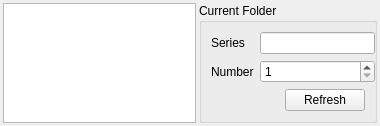
First picture: the form in src/trunk/ui/ui_WorkBench.ui, repository rexMingla/my-renamer, before the edit.
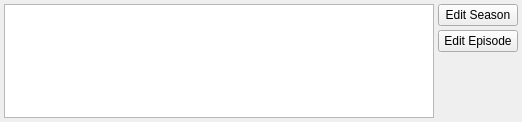
Second picture: the form after the edit.

Commit message: - Ability to change the season name and number of folders

Patch:
```diff
--- a/src/trunk/ui/ui_WorkBench.ui
+++ b/src/trunk/ui/ui_WorkBench.ui
@@ -6,96 +6,43 @@
    <rect>
     <x>0</x>
     <y>0</y>
-    <width>380</width>
+    <width>522</width>
     <height>122</height>
    </rect>
   </property>
   <property name="windowTitle">
    <string>Form</string>
   </property>
-  <layout class="QHBoxLayout" name="horizontalLayout_2">
+  <layout class="QHBoxLayout" name="horizontalLayout">
    <property name="spacing">
-    <number>3</number>
+    <number>4</number>
    </property>
    <property name="margin">
-    <number>3</number>
+    <number>4</number>
    </property>
    <item>
     <widget class="QTreeView" name="view_"/>
    </item>
    <item>
-    <widget class="QGroupBox" name="groupBox">
-     <property name="minimumSize">
-      <size>
-       <width>178</width>
-       <height>0</height>
-      </size>
+    <layout class="QVBoxLayout" name="verticalLayout">
+     <property name="spacing">
+      <number>4</number>
      </property>
-     <property name="maximumSize">
-      <size>
-       <width>178</width>
-       <height>16777215</height>
-      </size>
-     </property>
-     <property name="title">
-      <string>Current Folder</string>
-     </property>
-     <layout class="QGridLayout" name="gridLayout">
-      <item row="0" column="0">
-       <widget class="QLabel" name="label">
+     <item>
+      <widget class="QPushButton" name="editSeasonButton_">
         <property name="text">
-         <string>Series</string>
+        <string>Edit Season</string>
         </property>
        </widget>
       </item>
-      <item row="0" column="1">
-       <widget class="QLineEdit" name="seriesNameEdit_">
-        <property name="minimumSize">
-         <size>
-          <width>115</width>
-          <height>0</height>
-         </size>
-        </property>
-        <property name="maximumSize">
-         <size>
-          <width>115</width>
-          <height>16777215</height>
-         </size>
-        </property>
-       </widget>
-      </item>
-      <item row="2" column="0">
-       <widget class="QLabel" name="label_2">
-        <property name="text">
-         <string>Number</string>
-        </property>
-       </widget>
-      </item>
-      <item row="3" column="1">
-       <layout class="QHBoxLayout" name="horizontalLayout">
         <item>
-         <spacer name="horizontalSpacer">
-          <property name="orientation">
-           <enum>Qt::Horizontal</enum>
-          </property>
-          <property name="sizeHint" stdset="0">
-           <size>
-            <width>40</width>
-            <height>20</height>
-           </size>
-          </property>
-         </spacer>
-        </item>
-        <item>
-         <widget class="QPushButton" name="refreshButton_">
+      <widget class="QPushButton" name="editEpisodeButton_">
           <property name="text">
-           <string>Refresh</string>
+        <string>Edit Episode</string>
           </property>
          </widget>
         </item>
-       </layout>
-      </item>
-      <item row="4" column="1">
+     <item>
        <spacer name="verticalSpacer">
         <property name="orientation">
          <enum>Qt::Vertical</enum>
@@ -103,32 +50,12 @@
         <property name="sizeHint" stdset="0">
          <size>
           <width>20</width>
-          <height>0</height>
+         <height>40</height>
          </size>
         </property>
        </spacer>
       </item>
-      <item row="2" column="1">
-       <widget class="QSpinBox" name="seriesNumSpinBox_">
-        <property name="minimumSize">
-         <size>
-          <width>115</width>
-          <height>0</height>
-         </size>
-        </property>
-        <property name="maximumSize">
-         <size>
-          <width>115</width>
-          <height>16777215</height>
-         </size>
-        </property>
-        <property name="minimum">
-         <number>1</number>
-        </property>
-       </widget>
-      </item>
-     </layout>
-    </widget>
+    </layout>
    </item>
   </layout>
  </widget>
```
Lines whose indentation alone changed are shown as unchanged. The commit also changes 6 other files.
